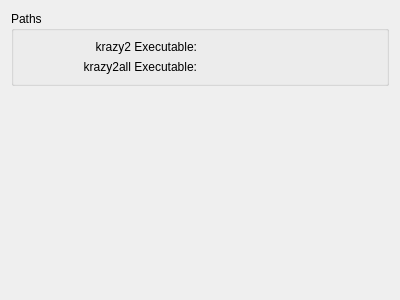
Old version of the form settings/krazy2settings.ui in the repository KDE/kdev-krazy2.
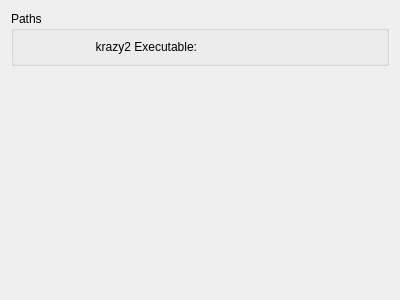
New version of the form. Custom widgets are drawn as their Qt base class.

Commit message:
Use only krazy2 instead of krazy2 and krazy2all.
Before, krazy2all was ran in the directory to be analyzed. krazy2all is
just a wrapper that gets all the files in the directory (and,
recursively, its subdirectories), silently filters out the files that
will not be checked, and then runs krazy2 with the names of the actual
files to be checked.

Now, instead of running krazy2all, the recursive list of files in the
directory to be analized is got and passed to krazy2. krazy2 itself
automatically filters out the files that will not be checked before
performing the analysis.

The edit to the form file:
```diff
--- a/settings/krazy2settings.ui
+++ b/settings/krazy2settings.ui
@@ -35,19 +35,6 @@
           </property>
          </widget>
         </item>
-        <item>
-         <widget class="QLabel" name="krazy2allLabel">
-          <property name="text">
-           <string>krazy2all Executable:</string>
-          </property>
-          <property name="alignment">
-           <set>Qt::AlignRight|Qt::AlignTrailing|Qt::AlignVCenter</set>
-          </property>
-          <property name="buddy">
-           <cstring>kcfg_krazy2allPath</cstring>
-          </property>
-         </widget>
-        </item>
        </layout>
       </item>
       <item>
@@ -55,9 +42,6 @@
         <item>
          <widget class="KUrlRequester" name="kcfg_krazy2Path"/>
         </item>
-        <item>
-         <widget class="KUrlRequester" name="kcfg_krazy2allPath"/>
-        </item>
        </layout>
       </item>
      </layout>
```
The commit also changes 4 other files.
